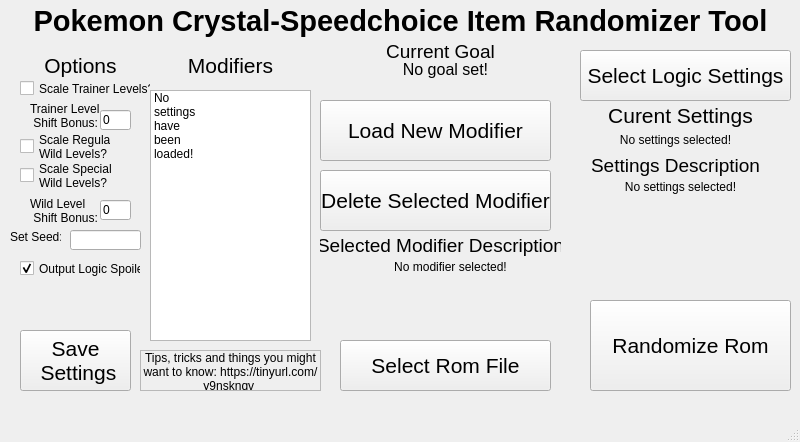
This is QTGUIDesign.ui in erudnick-cohen/Pokemon-Crystal-Item-Randomizer as Qt 5 draws it before an edit. The edited form follows.
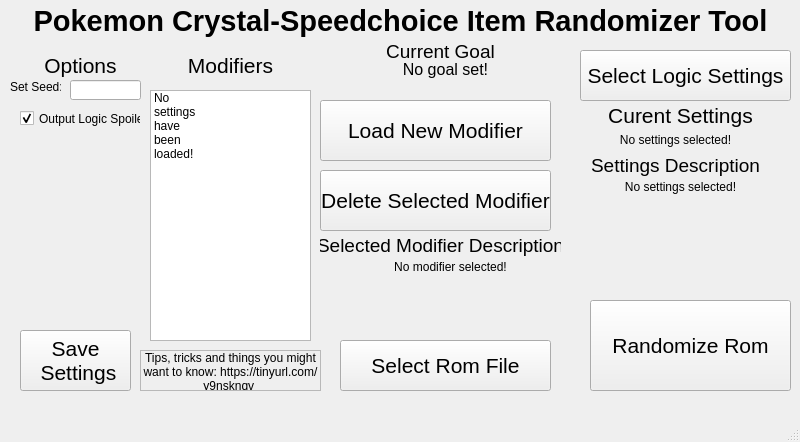
This is the edited form.

Commit message: Remove level scaling and actually remember to commit the changes

```diff
--- a/QTGUIDesign.ui
+++ b/QTGUIDesign.ui
@@ -14,19 +14,6 @@
    <string>MainWindow</string>
   </property>
   <widget class="QWidget" name="centralwidget">
-   <widget class="QCheckBox" name="TrainerLevelScaling">
-    <property name="geometry">
-     <rect>
-      <x>20</x>
-      <y>80</y>
-      <width>131</width>
-      <height>17</height>
-     </rect>
-    </property>
-    <property name="text">
-     <string>Scale Trainer Levels?</string>
-    </property>
-   </widget>
    <widget class="QPushButton" name="Randomize">
     <property name="geometry">
      <rect>
@@ -63,74 +50,6 @@
      <string>Select Rom File</string>
     </property>
    </widget>
-   <widget class="QCheckBox" name="RegularWildLevelScaling">
-    <property name="geometry">
-     <rect>
-      <x>20</x>
-      <y>126</y>
-      <width>91</width>
-      <height>41</height>
-     </rect>
-    </property>
-    <property name="text">
-     <string>Scale Regular 
-Wild Levels?</string>
-    </property>
-   </widget>
-   <widget class="QLineEdit" name="TrainerLevelShiftBonus">
-    <property name="geometry">
-     <rect>
-      <x>100</x>
-      <y>110</y>
-      <width>31</width>
-      <height>20</height>
-     </rect>
-    </property>
-    <property name="text">
-     <string>0</string>
-    </property>
-   </widget>
-   <widget class="QLabel" name="TrainerLevelShift">
-    <property name="geometry">
-     <rect>
-      <x>30</x>
-      <y>100</y>
-      <width>71</width>
-      <height>31</height>
-     </rect>
-    </property>
-    <property name="text">
-     <string>Trainer Level
- Shift Bonus:</string>
-    </property>
-   </widget>
-   <widget class="QLabel" name="WildLevelShift">
-    <property name="geometry">
-     <rect>
-      <x>30</x>
-      <y>195</y>
-      <width>71</width>
-      <height>31</height>
-     </rect>
-    </property>
-    <property name="text">
-     <string>Wild Level
- Shift Bonus:</string>
-    </property>
-   </widget>
-   <widget class="QLineEdit" name="WildLevelShiftBonus">
-    <property name="geometry">
-     <rect>
-      <x>100</x>
-      <y>200</y>
-      <width>31</width>
-      <height>20</height>
-     </rect>
-    </property>
-    <property name="text">
-     <string>0</string>
-    </property>
-   </widget>
    <widget class="QLabel" name="label">
     <property name="geometry">
      <rect>
@@ -437,7 +356,7 @@
     <property name="geometry">
      <rect>
       <x>20</x>
-      <y>260</y>
+      <y>110</y>
       <width>121</width>
       <height>17</height>
      </rect>
@@ -508,25 +427,11 @@
  Settings</string>
     </property>
    </widget>
-   <widget class="QCheckBox" name="SpecialWildLevelScaling">
-    <property name="geometry">
-     <rect>
-      <x>20</x>
-      <y>160</y>
-      <width>111</width>
-      <height>31</height>
-     </rect>
-    </property>
-    <property name="text">
-     <string>Scale Special
-Wild Levels?</string>
-    </property>
-   </widget>
    <widget class="QLineEdit" name="SeedInput">
     <property name="geometry">
      <rect>
       <x>70</x>
-      <y>230</y>
+      <y>80</y>
       <width>71</width>
       <height>20</height>
      </rect>
@@ -539,7 +444,7 @@
     <property name="geometry">
      <rect>
       <x>10</x>
-      <y>230</y>
+      <y>80</y>
       <width>51</width>
       <height>16</height>
      </rect>
```
The commit also changes 9 other files.
